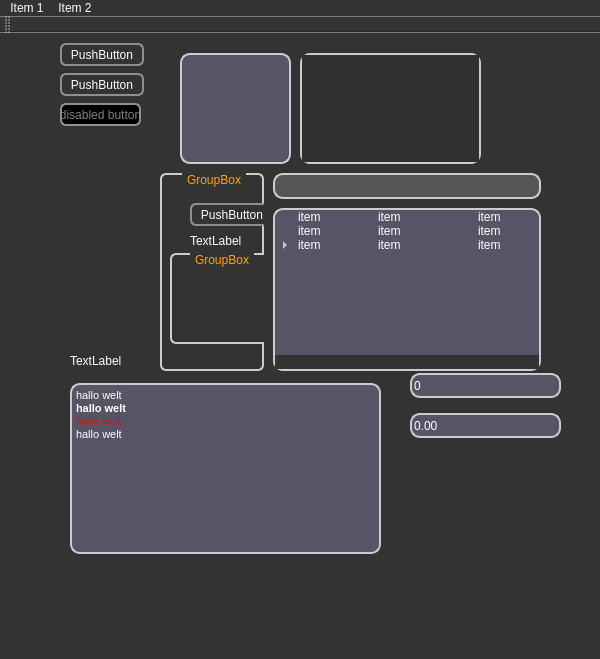
Above: qt-frontend/StyleDemo/mainwindow.ui from phresnel/picogen before the change. Below: the same form after it.
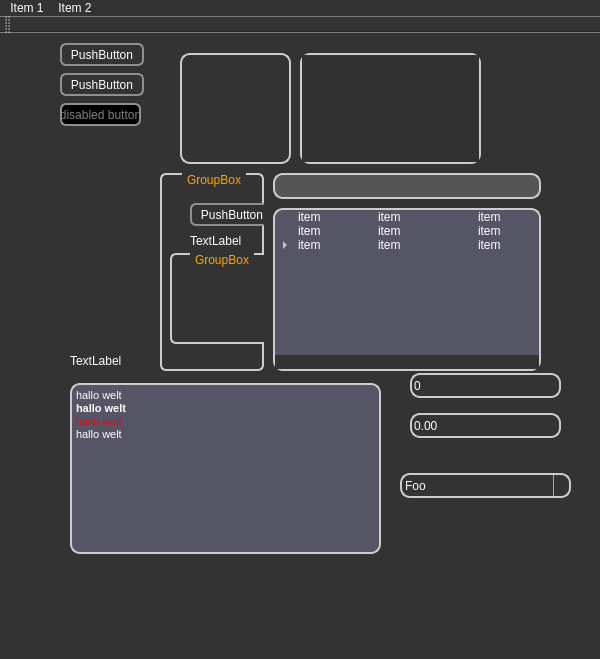
That is the form after the change.

Patch:
```diff
--- a/qt-frontend/StyleDemo/mainwindow.ui
+++ b/qt-frontend/StyleDemo/mainwindow.ui
@@ -39,9 +39,18 @@
 	color:transparent;
 }
 
-QGraphicsView, QMdiArea, QTreeView, QTextEdit, QSpinBox, QDoubleSpinBox {
+QGraphicsView, QMdiArea, 
+QTextEdit, QSpinBox, QDoubleSpinBox, QComboBox,
+QTreeView {
+	color:white;
 	border:2px solid #ccc;
 	border-radius:10px; 
+	background-color: qlineargradient(x1:0, y1:0, x2:0, y2:1,
+                                       stop:0 #717171, stop: 0.5 #505050,
+                                       stop: 0.6 #434343, stop:1 #757575);
+	alternate-background-color:#556;
+}
+QTreeView, QMdiArea, QTextEdit {
 	background-color:#556;
 	alternate-background-color:#556;
 }
@@ -147,7 +156,22 @@
 QSplitter::handle:hover {
 	border:1px solid #faa;
 }
-</string>
+
+
+QComboBox::drop-down {
+     subcontrol-origin: padding;
+     subcontrol-position: top right;
+     width: 15px;
+
+     border-left-width: 1px;
+     border-left-color: darkgray;
+     border-left-style: solid;
+     border-top-right-radius: 3px;
+     border-bottom-right-radius: 3px;
+ }
+QComboBox QAbstractItemView {
+	background: gray;
+}</string>
   </property>
   <widget class="QWidget" name="centralWidget">
    <widget class="QPushButton" name="pushButton">
@@ -449,6 +473,31 @@
      </widget>
     </widget>
    </widget>
+   <widget class="QComboBox" name="comboBox">
+    <property name="geometry">
+     <rect>
+      <x>400</x>
+      <y>440</y>
+      <width>171</width>
+      <height>25</height>
+     </rect>
+    </property>
+    <item>
+     <property name="text">
+      <string>Foo</string>
+     </property>
+    </item>
+    <item>
+     <property name="text">
+      <string>Bar</string>
+     </property>
+    </item>
+    <item>
+     <property name="text">
+      <string>Frob</string>
+     </property>
+    </item>
+   </widget>
   </widget>
   <widget class="QMenuBar" name="menuBar">
    <property name="geometry">
```
